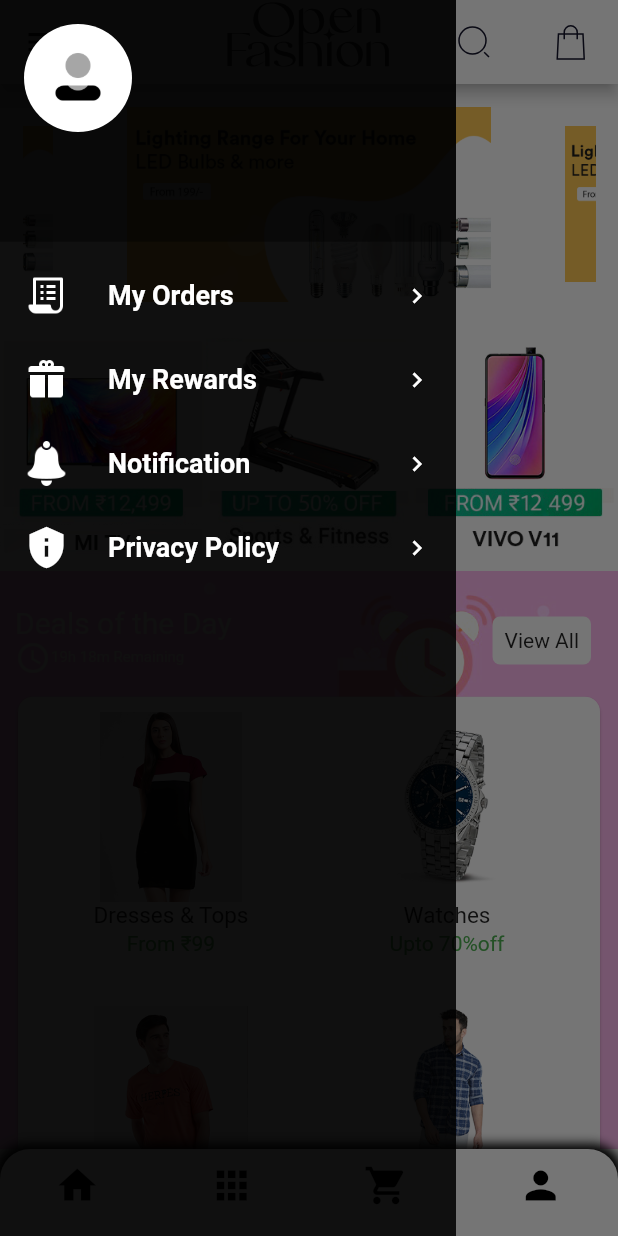
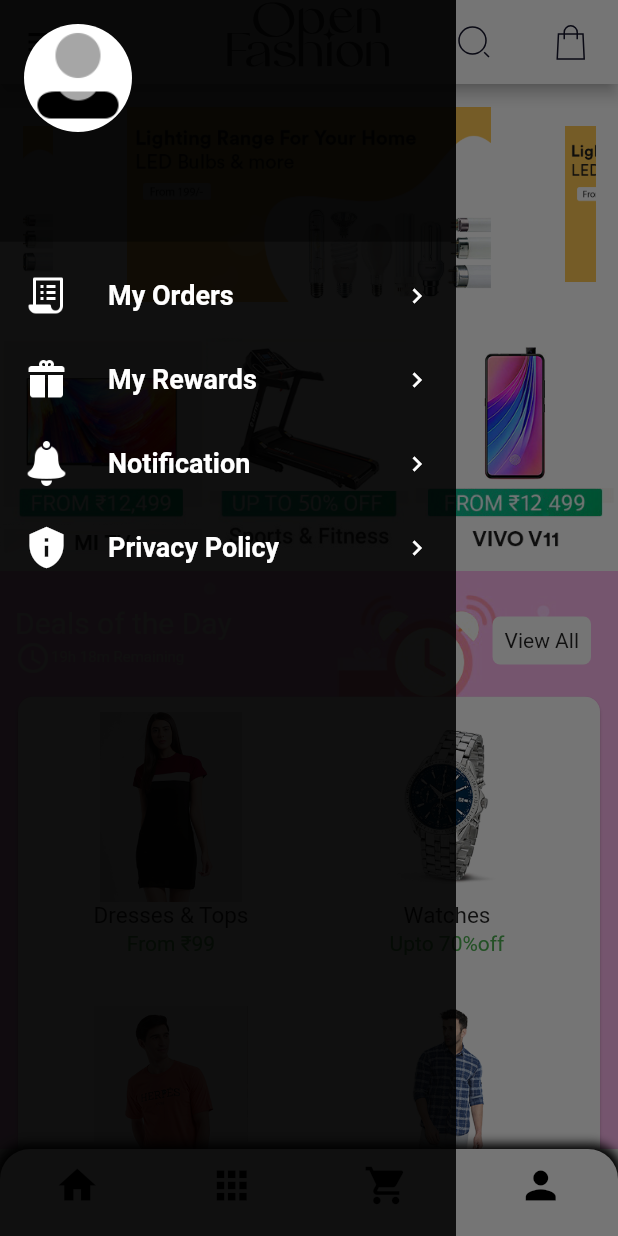
Before and after one commit to Aadi75/E-commerce_App, a Flutter app: the HomePage screen opened directly, with the side drawer open, on a phone screen of 412 x 824 dp. Run offline on Flutter 3.47's test engine with Material 2 defaults, Android fonts, the phone set to English and light mode, and no system bars; our stand-ins replace cloud_firestore, dio, firebase_auth, firebase_core, firebase_database, firebase_messaging and 11 more; missing offline and left inert: flutter_facebook_auth, flutter_polyline_points, razorpay_flutter; accounts and stored records are empty; network calls fail; project files that could hold a hidden picture were left out.

Commit message:
Show username and email

```diff
--- a/lib/Screens/BottomBar/Profile.dart
+++ b/lib/Screens/BottomBar/Profile.dart
@@ -24,6 +24,7 @@ class _ProfileState extends State<Profile> {
   File _image;
 
   pickImage(ImageSource source) async {
+    print("Errorrrrr");
     final image = await ImagePicker.platform.pickImage(source: source);
 
     if (image != null) {
@@ -197,10 +198,15 @@ class _ProfileState extends State<Profile> {
                   decoration: BoxDecoration(
                     shape: BoxShape.circle,
                     image: DecorationImage(
-                      image: _image == null
-                          ? NetworkImage(photo)
-                          : FileImage(File(_image.path)),
-                    ),
+                        image: _image != null
+                            // ? NetworkImage(photo)
+                            //  : FileImage(File(_image.path)),
+                            // : Uri.parse(_image.path),
+                            ? FileImage(_image)
+                            : photo.isNotEmpty
+                                ? NetworkImage(photo)
+                                : AssetImage(
+                                    "assets/Images/icons8-person-96.png")),
                   ),
                   // child: _image == null
                   //     ? Image.asset('assets/Images/icons8-person-96.png')
@@ -232,7 +238,6 @@ class _ProfileState extends State<Profile> {
                         fontWeight: FontWeight.bold,
                         fontSize: 20)),
             SizedBox(height: 10),
-
             Container(
               margin: EdgeInsets.all(5),
               decoration: BoxDecoration(
--- a/lib/Screens/HomePage/HomePage.dart
+++ b/lib/Screens/HomePage/HomePage.dart
@@ -192,8 +192,8 @@ class _HomePageState extends State<HomePage> {
         centerTitle: true,
         actions: [
           ElevatedButton(
-              style:
-                  ElevatedButton.styleFrom(backgroundColor: Colors.white, elevation: 0),
+              style: ElevatedButton.styleFrom(
+                  backgroundColor: Colors.white, elevation: 0),
               onPressed: () {
                 // method to show the search bar
                 showSearch(
@@ -203,8 +203,8 @@ class _HomePageState extends State<HomePage> {
               },
               child: SvgPicture.asset('assets/Images/Search.svg')),
           ElevatedButton(
-              style:
-                  ElevatedButton.styleFrom(backgroundColor: Colors.white, elevation: 0),
+              style: ElevatedButton.styleFrom(
+                  backgroundColor: Colors.white, elevation: 0),
               onPressed: () {
                 Navigator.push(
                     context, MaterialPageRoute(builder: (context) => Cart()));
@@ -220,15 +220,37 @@ class _HomePageState extends State<HomePage> {
           children: [
             UserAccountsDrawerHeader(
               decoration: BoxDecoration(color: Colors.black45),
-              accountName: Text(_conUserName.text),
-              accountEmail: Text(_conEmail.text),
+              accountName: _conUserName.text.isEmpty
+                  ? Text(name,
+                      style: TextStyle(
+                          color: Colors.white,
+                          fontWeight: FontWeight.bold,
+                          fontSize: 15))
+                  : Text(_conUserName.text,
+                      style: TextStyle(
+                          color: Colors.white,
+                          fontWeight: FontWeight.bold,
+                          fontSize: 15)),
+              accountEmail: _conEmail.text.isEmpty
+                  ? Text(email,
+                      style: TextStyle(
+                          color: Colors.white,
+                          fontWeight: FontWeight.bold,
+                          fontSize: 15))
+                  : Text(_conEmail.text,
+                      style: TextStyle(
+                          color: Colors.white,
+                          fontWeight: FontWeight.bold,
+                          fontSize: 15)),
               currentAccountPicture: CircleAvatar(
                 backgroundColor:
                     Theme.of(context).platform == TargetPlatform.iOS
                         ? Colors.grey
                         : Colors.white,
-                child: Image.asset('assets/Images/icons8-person-96.png',
-                    height: 40, width: 40),
+                child: /*Image.asset('assets/Images/icons8-person-96.png'*/
+                    photo.isNotEmpty
+                        ? Image.network(photo)
+                        : Image.asset("assets/Images/icons8-person-96.png"),
               ),
             ),
             ListTile(
--- a/pubspec.yaml
+++ b/pubspec.yaml
@@ -61,6 +61,7 @@ dependencies:
   flutter_polyline_points: ^1.0.0
   google_maps_flutter: ^2.2.0
   razorpay_flutter: ^1.3.2
+#  permission_handler: ^10.0.2
 
 dev_dependencies:
   flutter_test:
```
Also changed, not shown: 1 other file.
